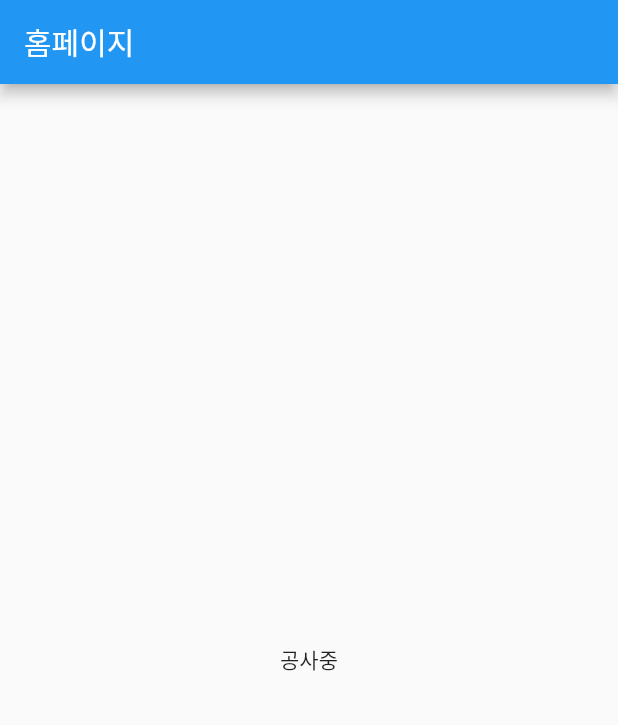
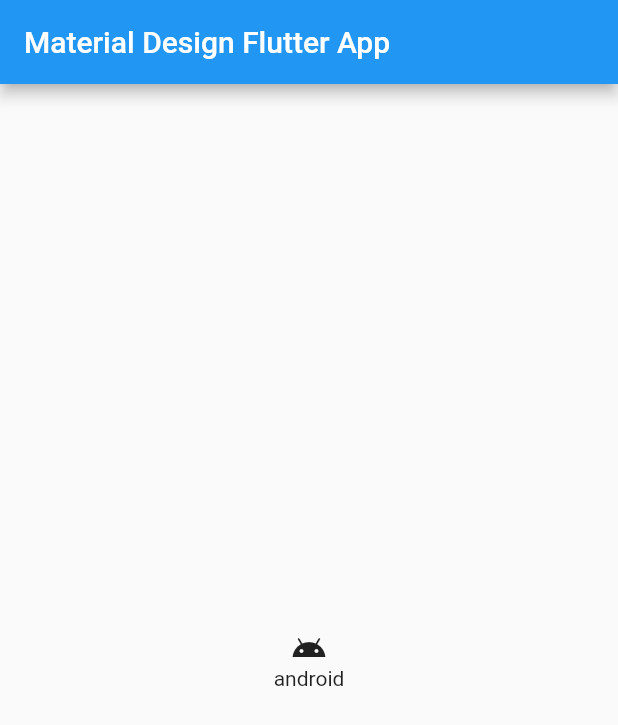
Before and after one commit to HarryJhin/device_wiki_app, a Flutter app: the screen it shows after launch, on a phone screen of 412 x 824 dp. Shown: the top 725 px of the screen. Run offline on Flutter 3.47's test engine with Material 2 defaults, Android fonts, the light colour scheme and no system bars.

Commit message:
Meterial Flutter App

```diff
--- a/lib/main.dart
+++ b/lib/main.dart
@@ -1,48 +1,43 @@
 import 'package:flutter/material.dart';
 
-void main() {
-  runApp(const MyApp());
-}
+void main() => runApp(MyApp());
 
 class MyApp extends StatelessWidget {
-  const MyApp({Key? key}) : super(key: key);
-
   @override
   Widget build(BuildContext context) {
     return MaterialApp(
-      title: '장치위키',
+      title: 'Material Design Flutter App',
       theme: ThemeData(
-        primarySwatch: Colors.blue,
+        primaryColor: Colors.blue,
       ),
-      home: const MyHomePage(title: '홈페이지'),
+      home: MaterialFlutterApp(),
     );
   }
 }
 
-class MyHomePage extends StatefulWidget {
-  const MyHomePage({Key? key, required this.title}) : super(key: key);
-
-  final String title;
-
+class MaterialFlutterApp extends StatefulWidget {
   @override
-  State<MyHomePage> createState() => _MyHomePageState();
+  State<StatefulWidget> createState() {
+    return _MaterialFlutterApp();
+  }
 }
 
-class _MyHomePageState extends State<MyHomePage> {
+class _MaterialFlutterApp extends State<MaterialFlutterApp> {
   @override
   Widget build(BuildContext context) {
     return Scaffold(
       appBar: AppBar(
-        title: Text(widget.title),
+        title: const Text('Material Design Flutter App'),
       ),
       body: Center(
-        child: Column(
-          mainAxisAlignment: MainAxisAlignment.center,
-          children: const <Widget>[
-            Text(
-              '공사중',
-            ),
-          ],
+        child: Container(
+          child: Column(
+            children: const <Widget>[
+              Icon(Icons.android),
+              Text('android'),
+            ],
+            mainAxisAlignment: MainAxisAlignment.center,
+          ),
         ),
       ),
     );
```
